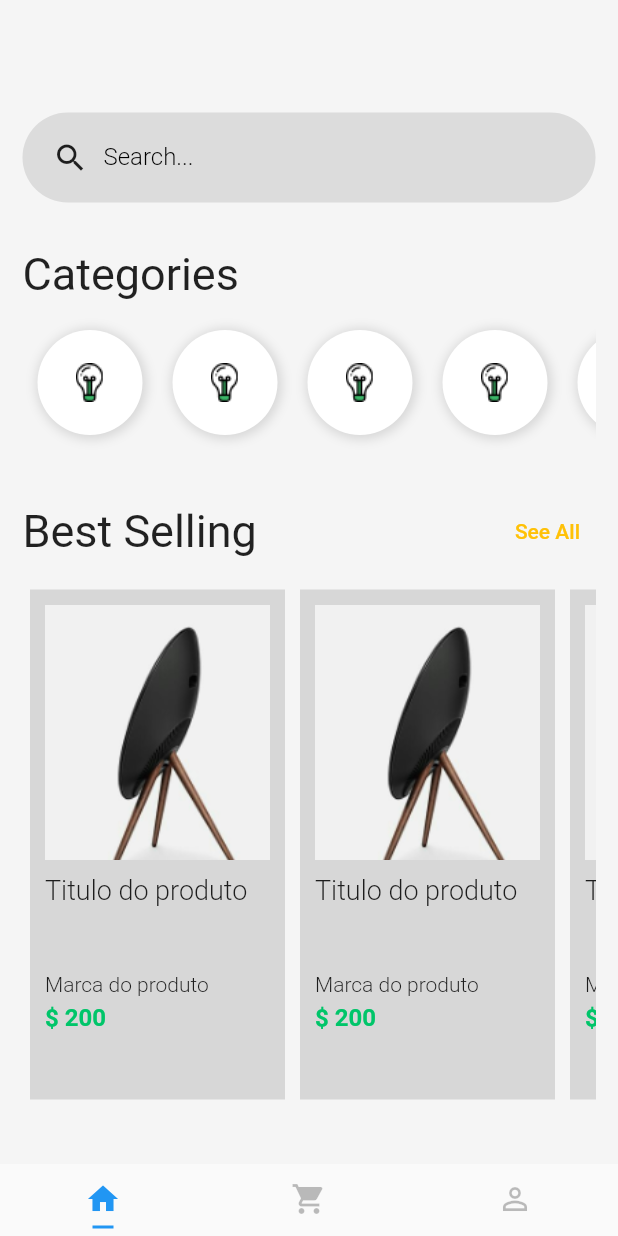
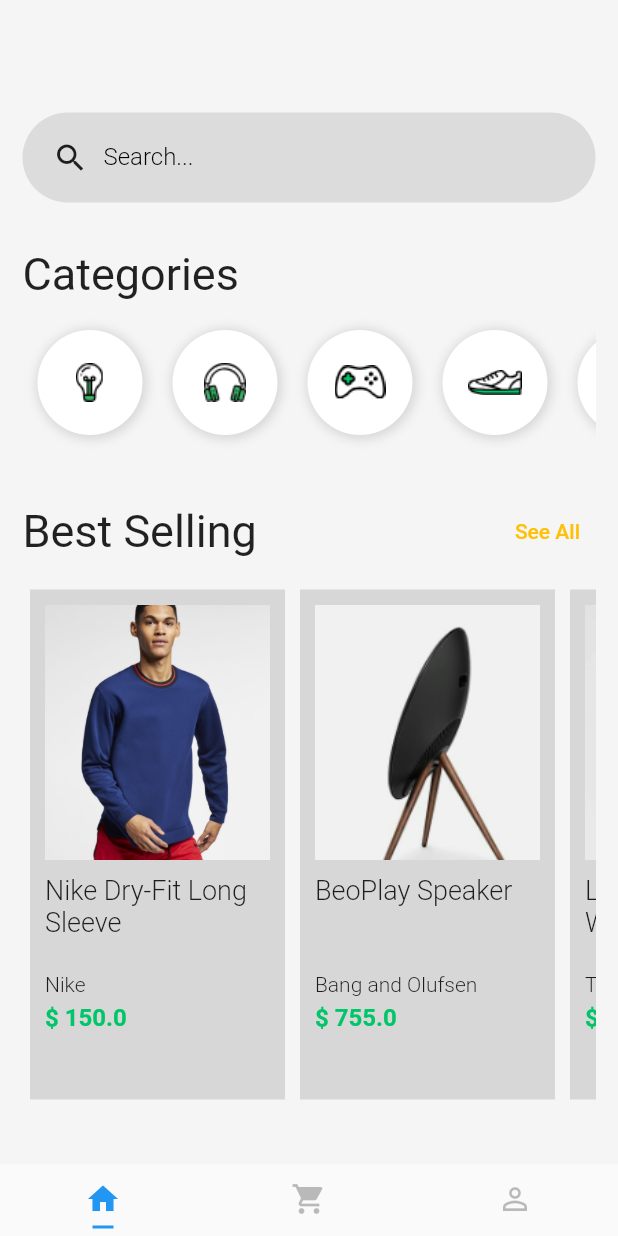
Before and after one commit to MyllaGraciani/exercicios-flutter, a Flutter app: the screen it shows after launch, on a phone screen of 412 x 824 dp. Run offline on Flutter 3.47's test engine with Material 2 defaults, Android fonts, the phone set to English and light mode, and no system bars; our stand-ins replace flutter_masked_text.

Commit message:
Feito a organização dos widgets

```diff
--- a/flutter-layouts/shopping/lib/pages/home.page.dart
+++ b/flutter-layouts/shopping/lib/pages/home.page.dart
@@ -1,7 +1,8 @@
 import 'dart:ui';
 
 import 'package:flutter/material.dart';
-import 'package:shopping/pages/product.page.dart';
+import 'package:shopping/widgets/category/category-list.widget.dart';
+import 'package:shopping/widgets/products/product-list.widget.dart';
 import 'package:shopping/widgets/search-box.widget.dart';
 
 class HomePage extends StatelessWidget {
@@ -33,7 +34,7 @@ class HomePage extends StatelessWidget {
             ),
             Container(
               height: 90,
-              child: categoryList(),
+              child: CategoryList(),
             ),
             SizedBox(
               height: 30,
@@ -58,7 +59,9 @@ class HomePage extends StatelessWidget {
             ),
             Container(
               height: 350,
-              child: productList(context),
+              child: ProductList(
+                scrollDirection: Axis.horizontal,
+              ),
             ),
           ],
         ),
@@ -66,124 +69,3 @@ class HomePage extends StatelessWidget {
     );
   }
 }
-
-Widget categoryList() {
-  return Container(
-    child: ListView(
-      scrollDirection: Axis.horizontal,
-      children: [
-        categoryItem(),
-        categoryItem(),
-        categoryItem(),
-        categoryItem(),
-        categoryItem(),
-        categoryItem(),
-        categoryItem(),
-      ],
-    ),
-  );
-}
-
-Widget categoryItem() {
-  return Container(
-    width: 70,
-    height: 70,
-    margin: EdgeInsets.all(10),
-    padding: EdgeInsets.all(10),
-    decoration: BoxDecoration(
-      color: Colors.white,
-      boxShadow: [
-        new BoxShadow(
-          color: Colors.black12,
-          offset: new Offset(1, 1),
-          blurRadius: 5,
-          spreadRadius: 2,
-        ),
-      ],
-      borderRadius: BorderRadius.all(
-        Radius.circular(64),
-      ),
-    ),
-    child: Image.asset("assets/Icon_Devices.png"),
-  );
-}
-
-Widget productList(BuildContext context) {
-  return Container(
-    child: ListView(
-      scrollDirection: Axis.horizontal,
-      children: [
-        productItem(context),
-        productItem(context),
-        productItem(context),
-        productItem(context),
-        productItem(context),
-        productItem(context),
-      ],
-    ),
-  );
-}
-
-Widget productItem(BuildContext context) {
-  return Container(
-    padding: EdgeInsets.all(10),
-    margin: EdgeInsets.all(5),
-    width: 170,
-    color: Colors.black12,
-    child: Column(
-      crossAxisAlignment: CrossAxisAlignment.start,
-      children: [
-        GestureDetector(
-          onTap: () {
-            Navigator.push(
-              context,
-              MaterialPageRoute(
-                builder: (context) => ProductPage(),
-              ),
-            );
-          },
-          child: Image.asset(
-            "assets/product-1.png",
-            width: 170,
-            height: 170,
-            fit: BoxFit.cover,
-          ),
-        ),
-        SizedBox(
-          height: 10,
-        ),
-        Container(
-          height: 60,
-          child: Text(
-            "Titulo do produto",
-            style: TextStyle(
-              fontSize: 18,
-              fontWeight: FontWeight.w300,
-            ),
-          ),
-        ),
-        SizedBox(
-          height: 5,
-        ),
-        Text(
-          "Marca do produto",
-          style: TextStyle(
-            fontSize: 14,
-            fontWeight: FontWeight.w300,
-          ),
-        ),
-        SizedBox(
-          height: 5,
-        ),
-        Text(
-          "\$ 200",
-          style: TextStyle(
-            fontSize: 16,
-            fontWeight: FontWeight.bold,
-            color: Color(0xff00C569),
-          ),
-        ),
-      ],
-    ),
-  );
-}
--- a/flutter-layouts/shopping/lib/pages/product.page.dart
+++ b/flutter-layouts/shopping/lib/pages/product.page.dart
@@ -1,6 +1,18 @@
 import 'package:flutter/material.dart';
 
 class ProductPage extends StatelessWidget {
+  final String image;
+  final String title;
+  final String description;
+  final double price;
+
+  ProductPage({
+    @required this.image,
+    @required this.title,
+    @required this.description,
+    @required this.price,
+  });
+
   @override
   Widget build(BuildContext context) {
     return Scaffold(
@@ -16,7 +28,7 @@ class ProductPage extends StatelessWidget {
             flexibleSpace: FlexibleSpaceBar(
               centerTitle: true,
               background: Image.asset(
-                "assets/product-10.png",
+                image,
                 width: double.infinity,
                 fit: BoxFit.fitWidth,
               ),
@@ -33,7 +45,7 @@ class ProductPage extends StatelessWidget {
               right: 10,
             ),
             child: Text(
-              "Dry Fit Long Sleeve",
+              title,
               style: TextStyle(
                 fontSize: 26,
                 fontWeight: FontWeight.bold,
@@ -42,7 +54,7 @@ class ProductPage extends StatelessWidget {
           ),
           Padding(
             padding: EdgeInsets.all(10),
-            child: Text("by Nike"),
+            child: Text(description),
           ),
           Padding(
             padding: EdgeInsets.all(10),
--- /dev/null
+++ b/flutter-layouts/shopping/lib/widgets/category/category-item.widget.dart
@@ -0,0 +1,32 @@
+import 'package:flutter/material.dart';
+
+class CategoryItem extends StatelessWidget {
+  final String image;
+
+  CategoryItem({@required this.image});
+
+  @override
+  Widget build(BuildContext context) {
+    return Container(
+      width: 70,
+      height: 70,
+      margin: EdgeInsets.all(10),
+      padding: EdgeInsets.all(10),
+      decoration: BoxDecoration(
+        color: Colors.white,
+        boxShadow: [
+          new BoxShadow(
+            color: Colors.black12,
+            offset: new Offset(1, 1),
+            blurRadius: 5,
+            spreadRadius: 2,
+          ),
+        ],
+        borderRadius: BorderRadius.all(
+          Radius.circular(64),
+        ),
+      ),
+      child: Image.asset(image),
+    );
+  }
+}
--- /dev/null
+++ b/flutter-layouts/shopping/lib/widgets/category/category-list.widget.dart
@@ -0,0 +1,21 @@
+import 'package:flutter/material.dart';
+
+import 'category-item.widget.dart';
+
+class CategoryList extends StatelessWidget {
+  @override
+  Widget build(BuildContext context) {
+    return Container(
+      child: ListView(
+        scrollDirection: Axis.horizontal,
+        children: [
+          CategoryItem(image: "assets/Icon_Devices.png"),
+          CategoryItem(image: "assets/Icon_Gadgets.png"),
+          CategoryItem(image: "assets/Icon_Gaming.png"),
+          CategoryItem(image: "assets/Icon_Mens_Shoe.png"),
+          CategoryItem(image: "assets/Icon_Womens_Shoe.png"),
+        ],
+      ),
+    );
+  }
+}
--- /dev/null
+++ b/flutter-layouts/shopping/lib/widgets/products/product-item.widget.dart
@@ -0,0 +1,86 @@
+import 'package:flutter/material.dart';
+import 'package:shopping/pages/product.page.dart';
+
+class ProductItem extends StatelessWidget {
+  final String image;
+  final String title;
+  final String description;
+  final double price;
+
+  ProductItem({
+    @required this.image,
+    @required this.title,
+    @required this.description,
+    @required this.price,
+  });
+
+  @override
+  Widget build(BuildContext context) {
+    return Container(
+      padding: EdgeInsets.all(10),
+      margin: EdgeInsets.all(5),
+      width: 170,
+      color: Colors.black12,
+      child: Column(
+        crossAxisAlignment: CrossAxisAlignment.start,
+        children: [
+          GestureDetector(
+            onTap: () {
+              Navigator.push(
+                context,
+                MaterialPageRoute(
+                  builder: (context) => ProductPage(
+                    image: image,
+                    title: title,
+                    description: description,
+                    price: price,
+                  ),
+                ),
+              );
+            },
+            child: Image.asset(
+              image,
+              width: 170,
+              height: 170,
+              fit: BoxFit.cover,
+            ),
+          ),
+          SizedBox(
+            height: 10,
+          ),
+          Container(
+            height: 60,
+            child: Text(
+              title,
+              style: TextStyle(
+                fontSize: 18,
+                fontWeight: FontWeight.w300,
+              ),
+            ),
+          ),
+          SizedBox(
+            height: 5,
+          ),
+          Text(
+            description,
+            style: TextStyle(
+              fontSize: 14,
+              fontWeight: FontWeight.w300,
+            ),
+          ),
+          SizedBox(
+            height: 5,
+          ),
+          Text(
+            "\$ $price",
+            style: TextStyle(
+              fontSize: 16,
+              fontWeight: FontWeight.bold,
+              color: Color(0xff00C569),
+            ),
+          ),
+        ],
+      ),
+    );
+  }
+}
--- /dev/null
+++ b/flutter-layouts/shopping/lib/widgets/products/product-list.widget.dart
@@ -0,0 +1,43 @@
+import 'package:flutter/material.dart';
+import 'package:shopping/widgets/products/product-item.widget.dart';
+
+class ProductList extends StatelessWidget {
+  final Axis scrollDirection;
+
+  ProductList({@required this.scrollDirection});
+
+  @override
+  Widget build(BuildContext context) {
+    return Container(
+      child: ListView(
+        scrollDirection: scrollDirection,
+        children: [
+          ProductItem(
+            image: "assets/product-10.png",
+            title: "Nike Dry-Fit Long Sleeve",
+            description: "Nike",
+            price: 150,
+          ),
+          ProductItem(
+            image: "assets/product-1.png",
+            title: "BeoPlay Speaker",
+            description: "Bang and Olufsen",
+            price: 755,
+          ),
+          ProductItem(
+            image: "assets/product-2.png",
+            title: "Leather Wristwatch",
+            description: "Tag Heuer",
+            price: 450,
+          ),
+          ProductItem(
+            image: "assets/product-3.png",
+            title: "Smart Bluetooth Speaker",
+            description: "Google Inc",
+            price: 900,
+          ),
+        ],
+      ),
+    );
+  }
+}
```
